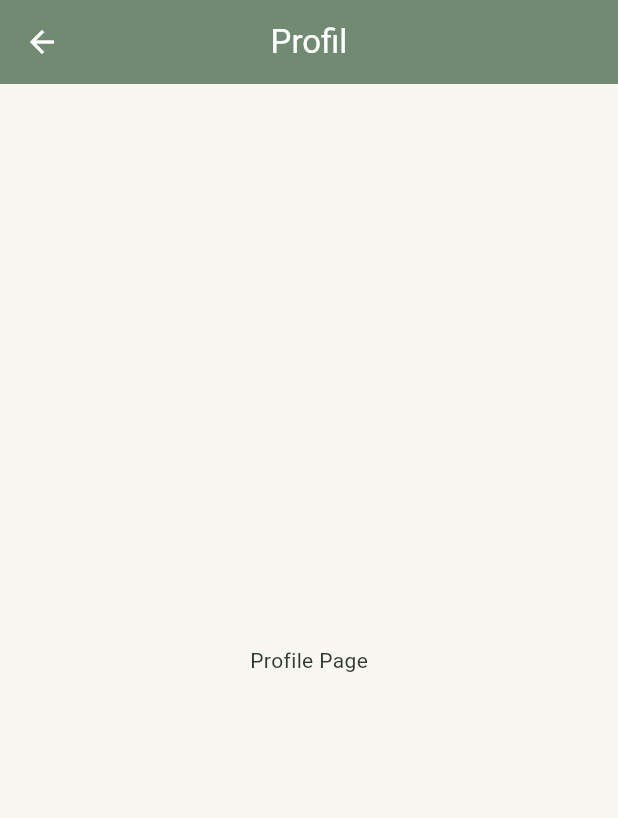
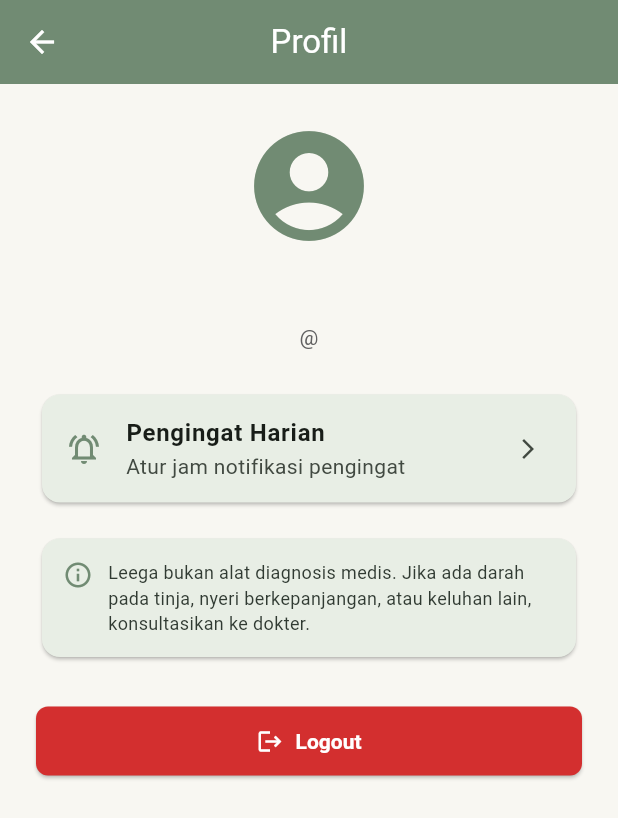
Before and after one commit to DanielMaldini/124240044_124240059_ProyekAkhirMobileSI-E, a Flutter app: the ProfilePage screen opened directly, on a phone screen of 412 x 824 dp. Shown: the top 818 px of the screen. Run offline on Flutter 3.47's test engine with Material 3 defaults, Android fonts, the phone set to English and light mode, and no system bars; our stand-ins replace get, hive, hive_flutter, shared_preferences; accounts and stored records are empty.

Commit message:
feat(profile): implement ProfilePage with disclaimer, reminder link, logout, and test

```diff
--- a/lib/view/pages/profile_page.dart
+++ b/lib/view/pages/profile_page.dart
@@ -1,13 +1,115 @@
 import 'package:flutter/material.dart';
+import 'package:get/get.dart';
+import '../../controller/auth_controller.dart';
+import 'login_page.dart';
+import 'reminder_page.dart';
 
 class ProfilePage extends StatelessWidget {
   const ProfilePage({super.key});
 
   @override
   Widget build(BuildContext context) {
+    final auth = Get.find<AuthController>();
+
     return Scaffold(
       appBar: AppBar(title: const Text('Profil')),
-      body: const Center(child: Text('Profile Page')),
+      body: SingleChildScrollView(
+        padding: const EdgeInsets.all(24),
+        child: Column(
+          crossAxisAlignment: CrossAxisAlignment.stretch,
+          children: [
+            const Icon(
+              Icons.account_circle,
+              size: 88,
+              color: Color(0xFF718B73),
+            ),
+            const SizedBox(height: 12),
+            Obx(() {
+              final user = auth.currentUser.value;
+              return Column(
+                children: [
+                  Text(
+                    user?.name ?? '-',
+                    textAlign: TextAlign.center,
+                    style: const TextStyle(
+                      fontSize: 22,
+                      fontWeight: FontWeight.bold,
+                    ),
+                  ),
+                  const SizedBox(height: 4),
+                  Text(
+                    '@${user?.username ?? '-'}',
+                    textAlign: TextAlign.center,
+                    style: TextStyle(color: Colors.grey[700]),
+                  ),
+                ],
+              );
+            }),
+            const SizedBox(height: 24),
+            Card(
+              child: ListTile(
+                leading: const Icon(
+                  Icons.notifications_active_outlined,
+                  color: Color(0xFF718B73),
+                ),
+                title: const Text(
+                  'Pengingat Harian',
+                  style: TextStyle(fontWeight: FontWeight.w600),
+                ),
+                subtitle: const Text('Atur jam notifikasi pengingat'),
+                trailing: const Icon(Icons.arrow_forward_ios, size: 16),
+                onTap: () => Navigator.push(
+                  context,
+                  MaterialPageRoute(builder: (context) => const ReminderPage()),
+                ),
+              ),
+            ),
+            const SizedBox(height: 16),
+            const Card(
+              child: Padding(
+                padding: EdgeInsets.all(14),
+                child: Row(
+                  crossAxisAlignment: CrossAxisAlignment.start,
+                  children: [
+                    Icon(
+                      Icons.info_outline,
+                      size: 20,
+                      color: Color(0xFF718B73),
+                    ),
+                    SizedBox(width: 10),
+                    Expanded(
+                      child: Text(
+                        'Leega bukan alat diagnosis medis. Jika ada darah pada '
+                        'tinja, nyeri berkepanjangan, atau keluhan lain, '
+                        'konsultasikan ke dokter.',
+                        style: TextStyle(fontSize: 12),
+                      ),
+                    ),
+                  ],
+                ),
+              ),
+            ),
+            const SizedBox(height: 28),
+            ElevatedButton.icon(
+              icon: const Icon(Icons.logout),
+              label: const Text('Logout'),
+              style: ElevatedButton.styleFrom(
+                backgroundColor: Colors.red.shade700,
+                foregroundColor: Colors.white,
+              ),
+              onPressed: () async {
+                await auth.logout();
+                if (!context.mounted) return;
+                Navigator.pushAndRemoveUntil(
+                  context,
+                  MaterialPageRoute(builder: (context) => const LoginPage()),
+                  (route) => false,
+                );
+              },
+            ),
+          ],
+        ),
+      ),
     );
   }
 }
```
Also changed, not shown: 1 other file.
